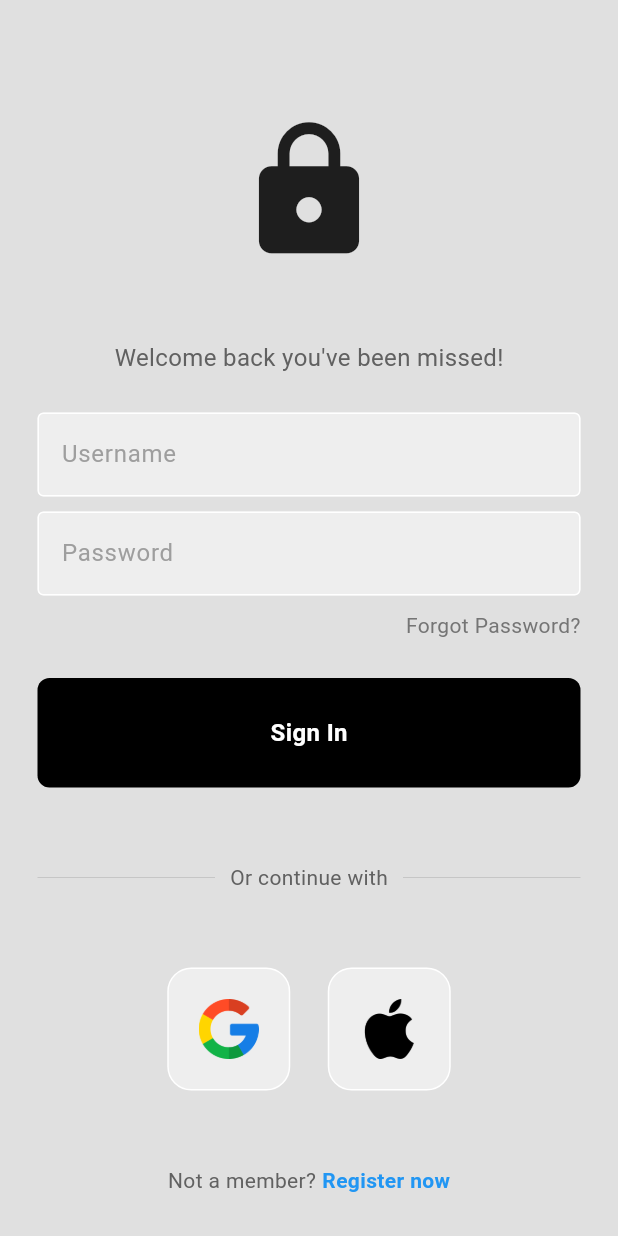
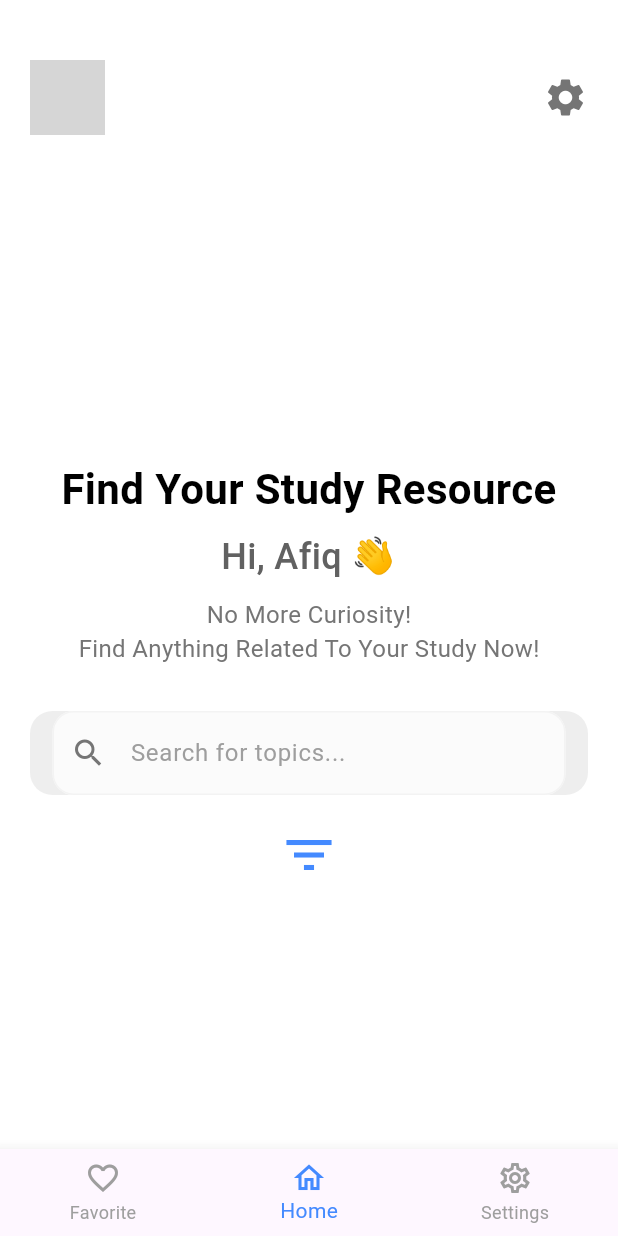
Before and after one commit to afiqamrii/learn_buddy_project, a Flutter app: the LoginPage screen opened directly, after a tap on "Sign In", on a phone screen of 412 x 824 dp. Run offline on Flutter 3.47's test engine with Material 3 defaults, Android fonts, the phone set to English and light mode, and no system bars; our stand-ins replace flutter_svg; grey boxes are pictures that could not be loaded.

Commit message:
Afiq UYpdate NEw benda

```diff
--- a/lib/screens/auth/login_page.dart
+++ b/lib/screens/auth/login_page.dart
@@ -1,8 +1,9 @@
 import 'package:flutter/material.dart';
+import '../home/homescreen.dart'; // Import HomeScreen page here
+
 import 'package:learn_buddy_project/components/my_button.dart';
 import 'package:learn_buddy_project/components/my_textfield.dart';
 import 'package:learn_buddy_project/components/square_tile.dart';
-
 
 class LoginPage extends StatelessWidget {
   LoginPage({super.key});
@@ -12,7 +13,13 @@ class LoginPage extends StatelessWidget {
   final passwordController = TextEditingController();
 
   // sign user in method
-  void signUserIn() {}
+  void signUserIn(BuildContext context) {
+    // Navigate to HomeScreen after sign in
+    Navigator.push(
+      context,
+      MaterialPageRoute(builder: (context) => HomeScreen()),
+    );
+  }
 
   @override
   Widget build(BuildContext context) {
@@ -80,7 +87,7 @@ class LoginPage extends StatelessWidget {
 
               // sign in button
               MyButton(
-                onTap: signUserIn,
+                onTap: () => signUserIn(context), // Pass context to navigate
               ),
 
               const SizedBox(height: 50),
--- /dev/null
+++ b/lib/screens/home/homescreen.dart
@@ -0,0 +1,126 @@
+import 'package:flutter/material.dart';
+
+class HomeScreen extends StatefulWidget {
+  @override
+  _HomeScreenState createState() => _HomeScreenState();
+}
+
+class _HomeScreenState extends State<HomeScreen> {
+  int _selectedIndex = 1; // Default selected index is 1 for Home
+
+  void _onItemTapped(int index) {
+    setState(() {
+      _selectedIndex = index;
+    });
+  }
+
+  @override
+  Widget build(BuildContext context) {
+    return Scaffold(
+      backgroundColor: Colors.white,
+      body: Column(
+        children: [
+          Padding(
+            padding: const EdgeInsets.symmetric(horizontal: 20.0, vertical: 40.0),
+            child: Row(
+              mainAxisAlignment: MainAxisAlignment.spaceBetween,
+              children: [
+                CircleAvatar(
+                  radius: 25,
+                  backgroundImage: AssetImage('assets/avatar.jpg'), // Replace with actual image asset
+                ),
+                Icon(Icons.settings, color: Colors.grey[600], size: 30),
+              ],
+            ),
+          ),
+          Expanded(
+            child: Center(
+              child: Padding(
+                padding: const EdgeInsets.symmetric(horizontal: 20.0),
+                child: Column(
+                  mainAxisAlignment: MainAxisAlignment.center,
+                  children: [
+                    Text(
+                      'Find Your Study Resource',
+                      textAlign: TextAlign.center,
+                      style: TextStyle(
+                        fontSize: 28,
+                        fontWeight: FontWeight.bold,
+                        color: Colors.black,
+                      ),
+                    ),
+                    SizedBox(height: 8),
+                    Text(
+                      'Hi, Afiq 👋', // Replace with dynamic user data if available
+                      textAlign: TextAlign.center,
+                      style: TextStyle(
+                        fontSize: 24,
+                        fontWeight: FontWeight.w500,
+                        color: Colors.grey[700],
+                      ),
+                    ),
+                    SizedBox(height: 10),
+                    Text(
+                      'No More Curiosity!',
+                      style: TextStyle(fontSize: 16, color: Colors.grey[600]),
+                    ),
+                    Text(
+                      'Find Anything Related To Your Study Now!',
+                      style: TextStyle(fontSize: 16, color: Colors.grey[600]),
+                    ),
+                    SizedBox(height: 30),
+                    Container(
+                      padding: EdgeInsets.symmetric(horizontal: 15),
+                      decoration: BoxDecoration(
+                        color: Colors.grey[200],
+                        borderRadius: BorderRadius.circular(15),
+                      ),
+                      child: TextField(
+                        decoration: InputDecoration(
+                          hintText: 'Search for topics...',
+                          hintStyle: TextStyle(color: Colors.grey[500]),
+                          prefixIcon: Icon(Icons.search, color: Colors.grey[600]),
+                          border: InputBorder.none,
+                        ),
+                        onSubmitted: (query) {
+                          // Add search query functionality
+                          print('User searched: $query');
+                        },
+                      ),
+                    ),
+                    SizedBox(height: 20),
+                    Icon(
+                      Icons.filter_list,
+                      color: Colors.blueAccent,
+                      size: 40,
+                    ),
+                  ],
+                ),
+              ),
+            ),
+          ),
+        ],
+      ),
+      bottomNavigationBar: BottomNavigationBar(
+        items: const [
+          BottomNavigationBarItem(
+            icon: Icon(Icons.favorite_border), // Favorite icon
+            label: 'Favorite',
+          ),
+          BottomNavigationBarItem(
+            icon: Icon(Icons.home_outlined), // Home icon
+            label: 'Home',
+          ),
+          BottomNavigationBarItem(
+            icon: Icon(Icons.settings_outlined), // Settings icon
+            label: 'Settings',
+          ),
+        ],
+        currentIndex: _selectedIndex,
+        selectedItemColor: Colors.blueAccent, // Highlight color for selected item
+        unselectedItemColor: Colors.grey, // Color for unselected items
+        onTap: _onItemTapped,
+      ),
+    );
+  }
+}
--- a/lib/screens/splash/splash_screen.dart
+++ b/lib/screens/splash/splash_screen.dart
@@ -50,12 +50,12 @@ class _SplashScreenState extends State<SplashScreen> with SingleTickerProviderSt
           ),
           // Logo positioned at top left with custom padding and size
           Positioned(
-            top: 45, // Adjust top padding as needed
+            top: 39, // Adjust top padding as needed
             left: 0, // Adjust left padding as needed
             child: SvgPicture.asset(
-              'assets/logo/lb_logo.svg',
-              width: 110, // Adjust width for resizing
-              height: 110, // Adjust height for resizing
+              'assets/logo/lb_logo_pic.svg',
+              width: 120, // Adjust width for resizing
+              height: 120, // Adjust height for resizing
             ),
           ),
           // Content with SafeArea
@@ -80,21 +80,20 @@ class _SplashScreenState extends State<SplashScreen> with SingleTickerProviderSt
                         ),
                         children: <TextSpan>[
                           const TextSpan(
-                              text: 'Struggling to keep up ?',
-                              style: TextStyle(
-                                fontWeight: FontWeight.bold,
-                              ),
+                            text: 'Struggling to keep up ?',
+                            style: TextStyle(
+                              fontWeight: FontWeight.bold,
+                            ),
                           ),
                           TextSpan(
-                            text: 'Discover learning content ',
+                            text: ' Discover the learning content ',
                             style: const TextStyle(
-
                               color: Colors.white,
                             ),
                           ),
                           const TextSpan(text: 'for you, '),
                           TextSpan(
-                            text: 'right here.',
+                            text: 'right here !',
                             style: const TextStyle(
                               fontWeight: FontWeight.bold,
                               color: Colors.amber, // Highlight color for "right here"
@@ -107,7 +106,7 @@ class _SplashScreenState extends State<SplashScreen> with SingleTickerProviderSt
                   const Spacer(flex: 1),
                   // Subtitle text
                   Text(
-                    'Hedon brings the resources you need at a price you can afford.',
+                    'Overwhelmed by your studies? We’re here to empower you with the resources you need to succeed!',
                     style: TextStyle(
                       fontSize: 16,
                       color: Colors.white.withOpacity(0.8),
```
Also changed, not shown: assets/images/dummyWallpaper.jpg (added), assets/logo/lb_logo.svg, assets/logo/lb_logo_pic.svg (added), 1 other file.
